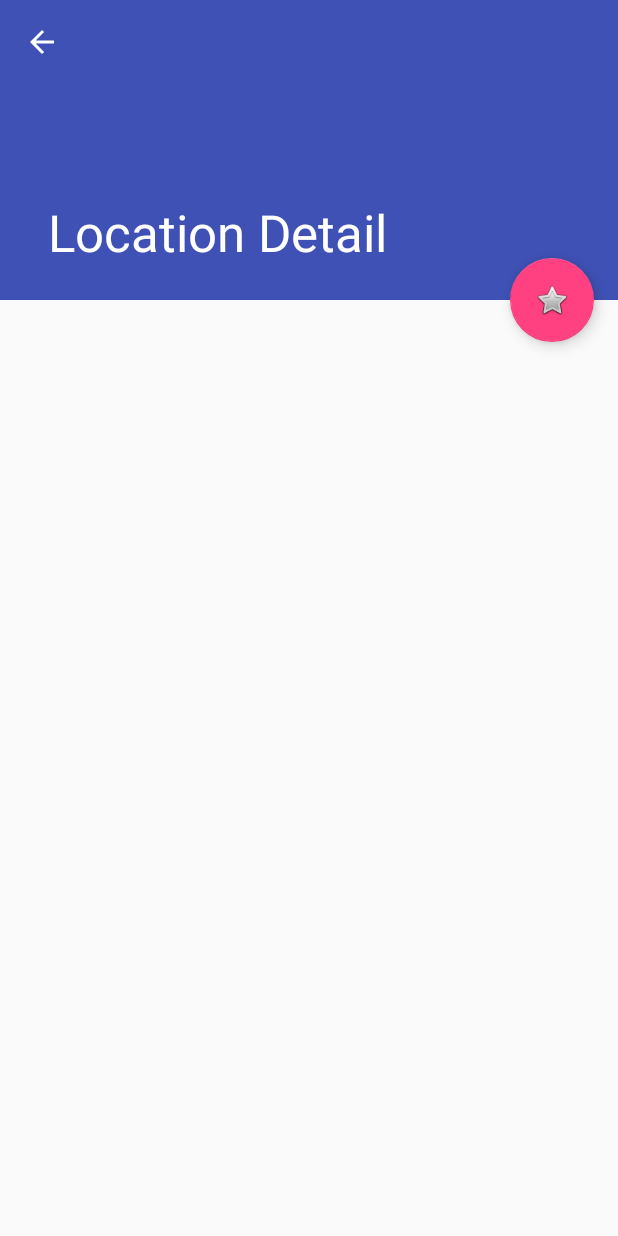
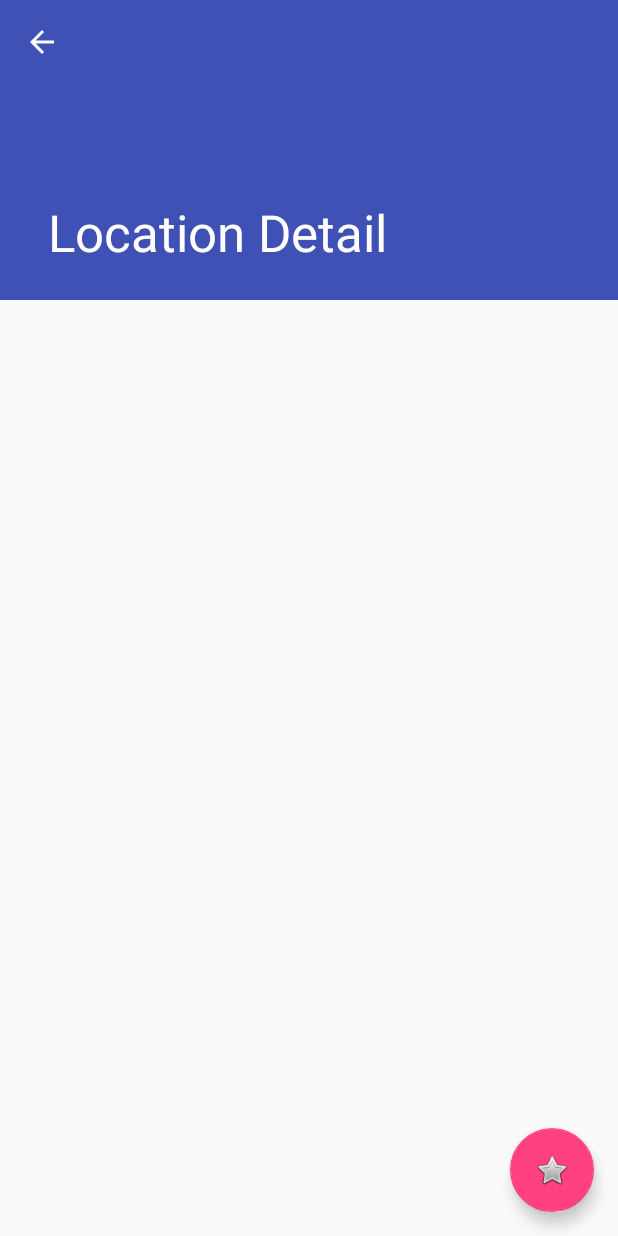
Before and after one commit to Tomas-Paronai/NavigationTracker, an Android app: the LocationDetailActivity screen opened directly, with no data from a screen before it, on a phone screen of 412 x 824 dp. Run offline under Robolectric (Android 15) with nearby library versions, the phone set to English and light mode, and no system bars; 1 statement that could not run was skipped.

Commit message:
fab change

```diff
--- a/app/src/main/res/layout/activity_location_detail.xml
+++ b/app/src/main/res/layout/activity_location_detail.xml
@@ -48,6 +48,6 @@
         android:layout_margin="@dimen/fab_margin"
         android:src="@android:drawable/btn_star_big_off"
         app:layout_anchor="@+id/location_detail_container"
-        app:layout_anchorGravity="top|end" />
+        app:layout_anchorGravity="bottom|end" />
 
 </android.support.design.widget.CoordinatorLayout>
--- a/app/src/main/res/values/dimens.xml
+++ b/app/src/main/res/values/dimens.xml
@@ -3,6 +3,7 @@
     <dimen name="activity_horizontal_margin">16dp</dimen>
     <dimen name="activity_vertical_margin">16dp</dimen>
     <dimen name="fab_margin">16dp</dimen>
+    <dimen name="fab_margin_big">26dp</dimen>
     <dimen name="app_bar_height">200dp</dimen>
     <dimen name="item_width">200dp</dimen>
     <dimen name="text_margin">16dp</dimen>
```
Also changed, not shown: app/src/main/res/layout-w900dp/location_list.xml (+12 -2 lines).
